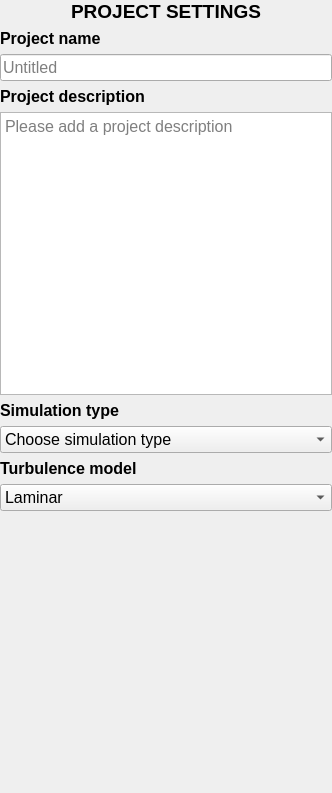
This is EVENTS/GeoClawOpenFOAM/projectsettings.ui in NHERI-SimCenter/HydroUQ as Qt 5 draws it before an edit. The edited form follows.
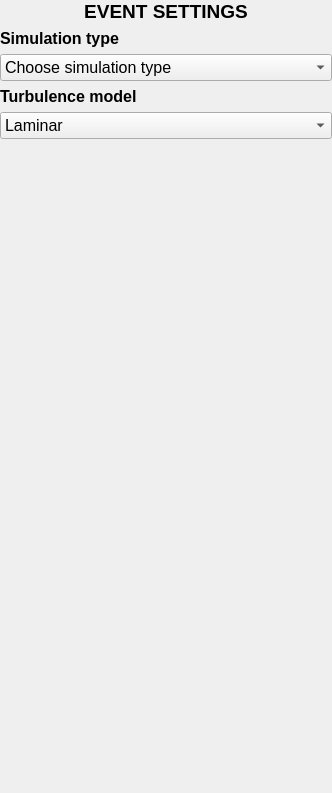
This is the edited form.

Patch:
```diff
--- a/EVENTS/GeoClawOpenFOAM/projectsettings.ui
+++ b/EVENTS/GeoClawOpenFOAM/projectsettings.ui
@@ -34,80 +34,13 @@
       </font>
      </property>
      <property name="text">
-      <string>&lt;html&gt;&lt;head/&gt;&lt;body&gt;&lt;p&gt;&lt;span style=&quot; font-weight:600;&quot;&gt;PROJECT SETTINGS&lt;/span&gt;&lt;/p&gt;&lt;/body&gt;&lt;/html&gt;</string>
+      <string>&lt;html&gt;&lt;head/&gt;&lt;body&gt;&lt;p&gt;&lt;span style=&quot; font-weight:600;&quot;&gt;EVENT SETTINGS&lt;/span&gt;&lt;/p&gt;&lt;/body&gt;&lt;/html&gt;</string>
      </property>
      <property name="alignment">
       <set>Qt::AlignCenter</set>
      </property>
     </widget>
    </item>
-   <item>
-    <widget class="QLabel" name="Lbl_PName">
-     <property name="font">
-      <font>
-       <pointsize>12</pointsize>
-       <weight>75</weight>
-       <bold>true</bold>
-      </font>
-     </property>
-     <property name="text">
-      <string>&lt;html&gt;&lt;head/&gt;&lt;body&gt;&lt;p&gt;Project name&lt;/p&gt;&lt;/body&gt;&lt;/html&gt;</string>
-     </property>
-    </widget>
-   </item>
-   <item>
-    <widget class="QLineEdit" name="Led_PName">
-     <property name="font">
-      <font>
-       <pointsize>12</pointsize>
-      </font>
-     </property>
-     <property name="toolTip">
-      <string>Provide a project name.</string>
-     </property>
-     <property name="toolTipDuration">
-      <number>10000</number>
-     </property>
-     <property name="placeholderText">
-      <string>Untitled</string>
-     </property>
-    </widget>
-   </item>
-   <item>
-    <widget class="QLabel" name="Lbl_PDesc">
-     <property name="font">
-      <font>
-       <pointsize>12</pointsize>
-       <weight>75</weight>
-       <bold>true</bold>
-      </font>
-     </property>
-     <property name="text">
-      <string>&lt;html&gt;&lt;head/&gt;&lt;body&gt;&lt;p&gt;Project description&lt;/p&gt;&lt;/body&gt;&lt;/html&gt;</string>
-     </property>
-    </widget>
-   </item>
-   <item>
-    <widget class="QPlainTextEdit" name="Ted_PDesc">
-     <property name="font">
-      <font>
-       <pointsize>12</pointsize>
-      </font>
-     </property>
-     <property name="toolTip">
-      <string>Add a project description</string>
-     </property>
-     <property name="toolTipDuration">
-      <number>10000</number>
-     </property>
-     <property name="tabChangesFocus">
-      <bool>true</bool>
-     </property>
-     <property name="placeholderText">
-      <string>Please add a project description</string>
-     </property>
-    </widget>
-   </item>
    <item>
     <widget class="QLabel" name="Lbl_SimType">
      <property name="font">
```
